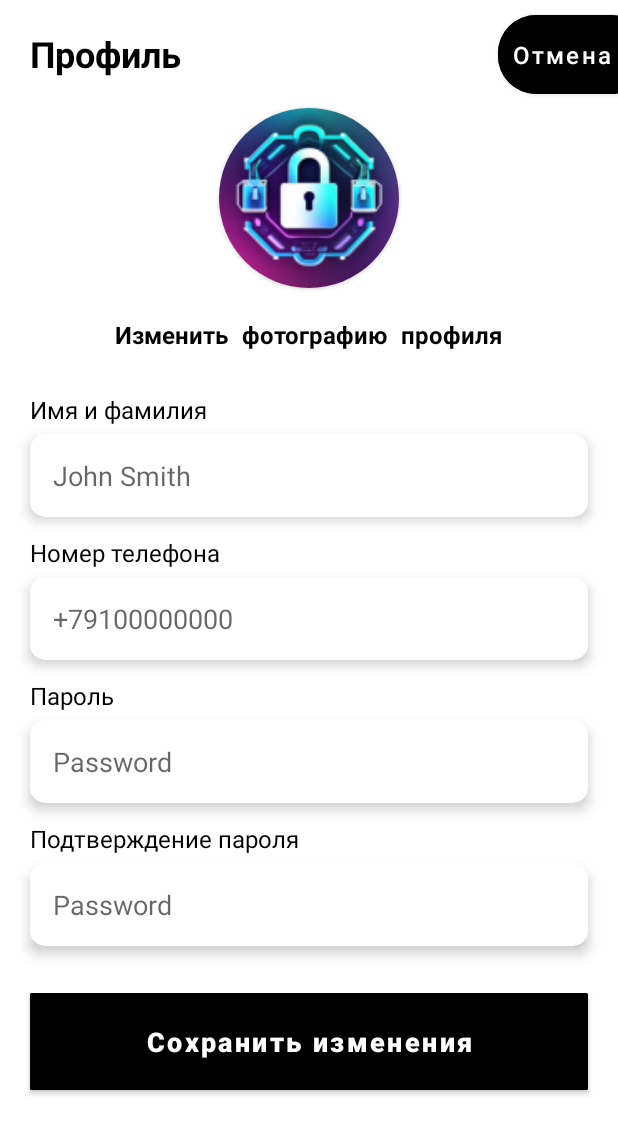
After one commit to jEUGENEdev/security-solution, an Android app: the ProfileActivity screen opened directly, with no data from a screen before it, on a phone screen of 412 x 824 dp. The commit adds this screen. Shown: the top 1134 px of the screen. Run offline under Robolectric (Android 15) with nearby library versions, the phone set to English and light mode, and no system bars; our stand-ins replace Dagger/Hilt's generated code.

Commit message:
profile layout

```diff
--- a/app/src/main/AndroidManifest.xml
+++ b/app/src/main/AndroidManifest.xml
@@ -16,6 +16,9 @@
         android:supportsRtl="true"
         android:theme="@style/Theme.SecuritySolution"
         tools:targetApi="31">
+        <activity
+            android:name=".activity.ProfileActivity"
+            android:exported="false" />
         <activity
             android:name=".activity.HomeActivity"
             android:exported="false" />
--- /dev/null
+++ b/app/src/main/java/com/deveugene/securitysolution/activity/ProfileActivity.java
@@ -0,0 +1,18 @@
+package com.deveugene.securitysolution.activity;
+
+import androidx.appcompat.app.AppCompatActivity;
+
+import android.os.Bundle;
+
+import com.deveugene.securitysolution.R;
+
+import dagger.hilt.android.AndroidEntryPoint;
+
+@AndroidEntryPoint
+public class ProfileActivity extends AppCompatActivity {
+    @Override
+    protected void onCreate(Bundle savedInstanceState) {
+        super.onCreate(savedInstanceState);
+        setContentView(R.layout.activity_profile);
+    }
+}
--- /dev/null
+++ b/app/src/main/res/layout/activity_profile.xml
@@ -0,0 +1,212 @@
+<?xml version="1.0" encoding="utf-8"?>
+<androidx.constraintlayout.widget.ConstraintLayout xmlns:android="http://schemas.android.com/apk/res/android"
+    xmlns:app="http://schemas.android.com/apk/res-auto"
+    xmlns:tools="http://schemas.android.com/tools"
+    android:layout_width="match_parent"
+    android:layout_height="match_parent"
+    tools:context=".activity.ProfileActivity">
+
+    <TextView
+        android:id="@+id/textView10"
+        android:layout_width="wrap_content"
+        android:layout_height="wrap_content"
+        android:layout_marginStart="20dp"
+        android:layout_marginTop="20dp"
+        android:fontFamily="@font/roboto_mono_bold"
+        android:text="@string/greeting_profile"
+        android:textColor="@color/black"
+        android:textSize="24sp"
+        app:layout_constraintStart_toStartOf="parent"
+        app:layout_constraintTop_toTopOf="parent" />
+
+    <Button
+        android:id="@+id/button"
+        android:layout_width="100dp"
+        android:layout_height="wrap_content"
+        android:layout_marginEnd="-20dp"
+        android:backgroundTint="@color/black"
+        android:paddingStart="10dp"
+        android:paddingTop="15dp"
+        android:paddingBottom="15dp"
+        android:text="@string/profile_cancel"
+        android:textAlignment="textStart"
+        android:textAllCaps="false"
+        android:textSize="16sp"
+        app:cornerRadius="25dp"
+        app:layout_constraintBottom_toBottomOf="@+id/textView10"
+        app:layout_constraintEnd_toEndOf="parent"
+        app:layout_constraintTop_toTopOf="@+id/textView10" />
+
+    <androidx.cardview.widget.CardView
+        android:id="@+id/cardView2"
+        android:layout_width="120dp"
+        android:layout_height="120dp"
+        android:layout_marginTop="20dp"
+        app:cardCornerRadius="100dp"
+        app:layout_constraintEnd_toEndOf="parent"
+        app:layout_constraintStart_toStartOf="parent"
+        app:layout_constraintTop_toBottomOf="@+id/textView10">
+
+        <ImageView
+            android:id="@+id/imageView7"
+            android:layout_width="match_parent"
+            android:layout_height="match_parent"
+            app:srcCompat="@mipmap/ic_launcher" />
+    </androidx.cardview.widget.CardView>
+
+    <TextView
+        android:id="@+id/textView11"
+        android:layout_width="wrap_content"
+        android:layout_height="wrap_content"
+        android:layout_marginTop="20dp"
+        android:fontFamily="@font/roboto_mono_bold"
+        android:text="@string/change_photo_profile"
+        android:textColor="@color/black"
+        android:textSize="16sp"
+        app:layout_constraintEnd_toEndOf="@+id/cardView2"
+        app:layout_constraintStart_toStartOf="@+id/cardView2"
+        app:layout_constraintTop_toBottomOf="@+id/cardView2" />
+
+    <TextView
+        android:id="@+id/textView12"
+        android:layout_width="wrap_content"
+        android:layout_height="wrap_content"
+        android:layout_marginBottom="5dp"
+        android:text="@string/input_field_fullname_label"
+        android:textColor="@color/black"
+        android:textSize="16sp"
+        app:layout_constraintBottom_toTopOf="@+id/cardView3"
+        app:layout_constraintStart_toStartOf="@+id/cardView3" />
+
+    <androidx.cardview.widget.CardView
+        android:id="@+id/cardView3"
+        android:layout_width="0dp"
+        android:layout_height="wrap_content"
+        android:layout_marginTop="55dp"
+        android:layout_marginEnd="20dp"
+        app:cardCornerRadius="10dp"
+        app:cardElevation="5dp"
+        app:layout_constraintEnd_toEndOf="parent"
+        app:layout_constraintStart_toStartOf="@+id/textView10"
+        app:layout_constraintTop_toBottomOf="@+id/textView11">
+
+        <EditText
+            android:layout_width="match_parent"
+            android:layout_height="wrap_content"
+            android:background="@android:color/transparent"
+            android:ems="10"
+            android:hint="@string/input_field_fullname_hint"
+            android:inputType="text"
+            android:padding="15dp" />
+    </androidx.cardview.widget.CardView>
+
+    <TextView
+        android:layout_width="wrap_content"
+        android:layout_height="wrap_content"
+        android:layout_marginBottom="5dp"
+        android:text="@string/input_field_phone_label"
+        android:textColor="@color/black"
+        android:textSize="16sp"
+        app:layout_constraintBottom_toTopOf="@+id/cardView4"
+        app:layout_constraintStart_toStartOf="@+id/cardView4" />
+
+    <androidx.cardview.widget.CardView
+        android:id="@+id/cardView4"
+        android:layout_width="0dp"
+        android:layout_height="wrap_content"
+        android:layout_marginTop="40dp"
+        app:cardCornerRadius="10dp"
+        app:cardElevation="5dp"
+        app:layout_constraintEnd_toEndOf="@+id/cardView3"
+        app:layout_constraintStart_toStartOf="@+id/cardView3"
+        app:layout_constraintTop_toBottomOf="@+id/cardView3">
+
+        <EditText
+            android:layout_width="match_parent"
+            android:layout_height="wrap_content"
+            android:background="@android:color/transparent"
+            android:ems="10"
+            android:hint="@string/profile_input_field_phone_hint"
+            android:inputType="text"
+            android:padding="15dp" />
+    </androidx.cardview.widget.CardView>
+
+    <TextView
+        android:layout_width="wrap_content"
+        android:layout_height="wrap_content"
+        android:layout_marginBottom="5dp"
+        android:text="@string/input_field_password_label"
+        android:textColor="@color/black"
+        android:textSize="16sp"
+        app:layout_constraintBottom_toTopOf="@+id/cardView5"
+        app:layout_constraintStart_toStartOf="@+id/cardView5" />
+
+    <androidx.cardview.widget.CardView
+        android:id="@+id/cardView5"
+        android:layout_width="0dp"
+        android:layout_height="wrap_content"
+        android:layout_marginTop="40dp"
+        app:cardCornerRadius="10dp"
+        app:cardElevation="5dp"
+        app:layout_constraintEnd_toEndOf="@+id/cardView4"
+        app:layout_constraintStart_toStartOf="@+id/cardView4"
+        app:layout_constraintTop_toBottomOf="@+id/cardView4">
+
+        <EditText
+            android:layout_width="match_parent"
+            android:layout_height="wrap_content"
+            android:background="@android:color/transparent"
+            android:ems="10"
+            android:hint="@string/password_field_hint"
+            android:inputType="text"
+            android:padding="15dp" />
+    </androidx.cardview.widget.CardView>
+
+    <TextView
+        android:layout_width="wrap_content"
+        android:layout_height="wrap_content"
+        android:layout_marginBottom="5dp"
+        android:text="@string/input_field_confirm_password_label"
+        android:textColor="@color/black"
+        android:textSize="16sp"
+        app:layout_constraintBottom_toTopOf="@+id/cardView6"
+        app:layout_constraintStart_toStartOf="@+id/cardView6" />
+
+    <androidx.cardview.widget.CardView
+        android:id="@+id/cardView6"
+        android:layout_width="0dp"
+        android:layout_height="wrap_content"
+        android:layout_marginTop="40dp"
+        app:cardCornerRadius="10dp"
+        app:cardElevation="5dp"
+        app:layout_constraintEnd_toEndOf="@+id/cardView5"
+        app:layout_constraintStart_toStartOf="@+id/cardView5"
+        app:layout_constraintTop_toBottomOf="@+id/cardView5">
+
+        <EditText
+            android:layout_width="match_parent"
+            android:layout_height="wrap_content"
+            android:background="@android:color/transparent"
+            android:ems="10"
+            android:hint="@string/password_field_hint"
+            android:inputType="text"
+            android:padding="15dp" />
+    </androidx.cardview.widget.CardView>
+
+    <Button
+        android:id="@+id/button2"
+        android:layout_width="0dp"
+        android:layout_height="wrap_content"
+        android:layout_marginTop="25dp"
+        android:backgroundTint="@color/black"
+        android:padding="20dp"
+        android:text="@string/save_changes_button"
+        android:textAllCaps="false"
+        android:textSize="18sp"
+        android:textStyle="bold"
+        app:cornerRadius="1dp"
+        app:layout_constraintEnd_toEndOf="@+id/cardView6"
+        app:layout_constraintStart_toStartOf="@+id/cardView6"
+        app:layout_constraintTop_toBottomOf="@+id/cardView6" />
+
+</androidx.constraintlayout.widget.ConstraintLayout>
--- a/app/src/main/res/values/strings.xml
+++ b/app/src/main/res/values/strings.xml
@@ -28,4 +28,11 @@
     <string name="nav_item_new_hint">Новый</string>
     <string name="nav_item_notifications_hint">Уведомления</string>
     <string name="nav_item_logout_hint">Выйти</string>
+    <string name="greeting_profile">Профиль</string>
+    <string name="profile_cancel">Отмена</string>
+    <string name="change_photo_profile">Изменить фотографию профиля</string>
+    <string name="input_field_fullname_label">Имя и фамилия</string>
+    <string name="input_field_fullname_hint">John Smith</string>
+    <string name="profile_input_field_phone_hint">+79100000000</string>
+    <string name="save_changes_button">Сохранить изменения</string>
 </resources>
```
